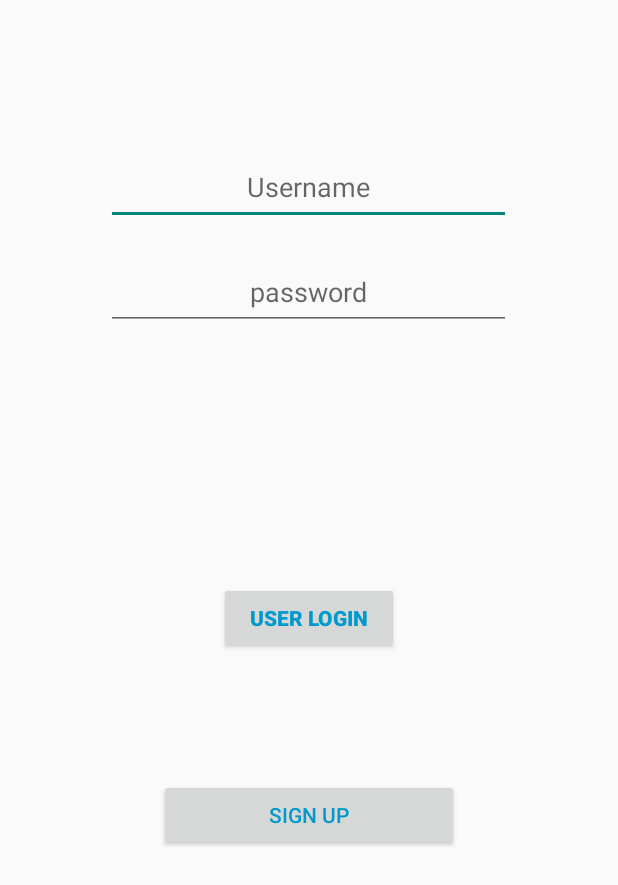
After one commit to chhavip/Prayaas, an Android app: the layout activity_login.xml on its own in the app's theme, with its tools: preview values and no code run, on a phone screen of 412 x 824 dp. The commit adds this screen. Shown: the top 885 px of the screen. Run offline under Robolectric (Android 15) with nearby library versions, the phone set to English and light mode, and no system bars.

Commit message:
Adds the basic login page. Still lot of major work on login page left. Sample username:user password:password

```diff
--- /dev/null
+++ b/app/src/main/res/layout/activity_login.xml
@@ -0,0 +1,52 @@
+<RelativeLayout xmlns:android="http://schemas.android.com/apk/res/android"
+    xmlns:tools="http://schemas.android.com/tools" android:layout_width="match_parent"
+    android:layout_height="match_parent"
+    tools:context="com.shikhar.helpme.LoginActivity"
+    >
+
+    <EditText
+        android:layout_width="270dp"
+        android:layout_height="50dp"
+        android:id="@+id/username"
+        android:layout_centerHorizontal="true"
+        android:layout_marginTop="100dp"
+        android:gravity="center"
+        android:hint="Username"/>
+
+    <EditText
+        android:layout_width="270dp"
+        android:layout_height="50dp"
+        android:inputType="textPassword"
+        android:ems="10"
+        android:id="@+id/password"
+        android:layout_marginTop="20dp"
+        android:hint="password"
+        android:gravity="center"
+        android:layout_below="@+id/username"
+        android:layout_alignLeft="@+id/username"
+        android:layout_alignStart="@+id/username" />
+
+    <Button
+        android:layout_width="120dp"
+        android:layout_height="wrap_content"
+        android:text="User Login"
+        android:textColor="@android:color/holo_blue_dark"
+        android:textStyle="bold"
+        android:id="@+id/login"
+        android:layout_centerVertical="true"
+        android:layout_centerHorizontal="true" />
+
+
+
+    <Button
+        android:layout_width="200dp"
+        android:layout_height="wrap_content"
+        android:text="SIGN UP"
+        android:id="@+id/signup"
+        android:textColor="@android:color/holo_blue_dark"
+        android:layout_below="@+id/login"
+        android:layout_centerHorizontal="true"
+        android:layout_marginTop="83dp" />
+
+
+</RelativeLayout>
--- a/app/src/main/res/values/strings.xml
+++ b/app/src/main/res/values/strings.xml
@@ -1,6 +1,10 @@
+<?xml version="1.0" encoding="utf-8"?>
 <resources>
+
     <string name="app_name">Prayaas</string>
-
     <string name="hello_world">Hello world!</string>
     <string name="action_settings">Settings</string>
+    <string name="title_activity_login">Login</string>
+    <string name="title_activity_sign_up">Sign Up</string>
+
 </resources>
```
Also changed, not shown: app/src/main/AndroidManifest.xml (+21 -7 lines), app/src/main/java/com/example/chhavi/prayaas/LoginActivity.java (added, +109 -0 lines), app/src/main/res/menu/menu_login.xml (added, +7 -0 lines), 2 other files.
